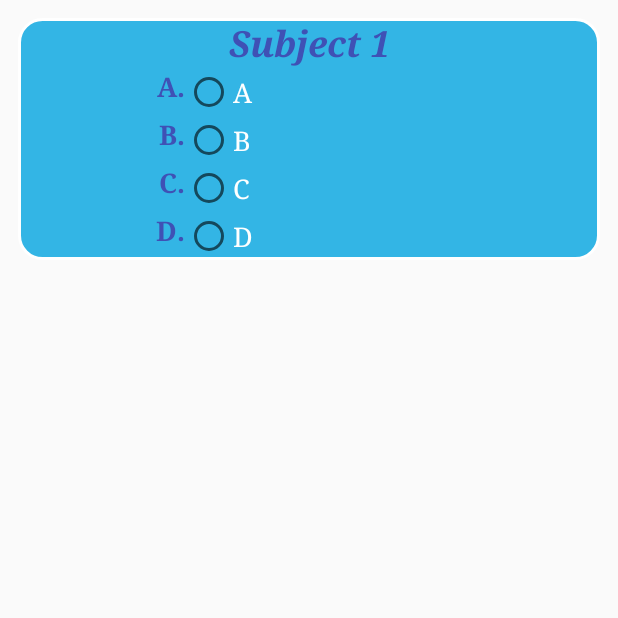
After one commit to themohit96/MyLibraryProject, an Android app: the SubListActivity screen opened directly, with no data from a screen before it, on a phone screen of 412 x 824 dp, the top half of it. The commit adds this screen. Run offline under Robolectric (Android 15) with nearby library versions, the phone set to English and light mode, and no system bars.

Commit message:
recyclerview icluded

```diff
--- a/app/build.gradle
+++ b/app/build.gradle
@@ -30,4 +30,5 @@ dependencies {
     testImplementation 'junit:junit:4.12'
     androidTestImplementation 'com.android.support.test:runner:1.0.2'
     androidTestImplementation 'com.android.support.test.espresso:espresso-core:3.0.2'
+    implementation 'com.android.support:recyclerview-v7:28.0.0'
 }
--- a/app/src/main/AndroidManifest.xml
+++ b/app/src/main/AndroidManifest.xml
@@ -9,7 +9,8 @@
         android:roundIcon="@mipmap/trolly"
         android:supportsRtl="true"
         android:theme="@style/AppTheme">
-        <activity android:name=".MainActivity"></activity>
+        <activity android:name=".SubListActivity"></activity>
+        <activity android:name=".MainActivity" />
         <activity
             android:name=".WelcomeActivity"
             android:label="@string/app_name"
--- /dev/null
+++ b/app/src/main/java/com/thegiant/mylibraryproject/Model/AdapterForTest.java
@@ -0,0 +1,96 @@
+package com.thegiant.mylibraryproject.Model;
+
+import android.support.annotation.NonNull;
+import android.support.v7.widget.RecyclerView;
+import android.util.Log;
+import android.view.LayoutInflater;
+import android.view.View;
+import android.view.ViewGroup;
+import android.widget.CheckBox;
+import android.widget.RadioButton;
+import android.widget.RadioGroup;
+import android.widget.TextView;
+import android.widget.Toast;
+
+import com.thegiant.mylibraryproject.R;
+
+import java.util.ArrayList;
+
+
+public class AdapterForTest extends RecyclerView.Adapter<AdapterForTest.ProgrammingViewHolder> {
+    ArrayList<String> arrayList,arrayList2,arrayList3,arrayList4,arrayList5;
+
+
+
+    public AdapterForTest(ArrayList<String> arrayList,ArrayList<String> arrayList2,ArrayList<String> arrayList3,ArrayList<String> arrayList4,ArrayList<String> arrayList5){
+        this.arrayList=arrayList;
+        this.arrayList2=arrayList2;
+        this.arrayList3=arrayList3;
+        this.arrayList4=arrayList4;
+        this.arrayList5=arrayList5;
+    }
+
+    @NonNull
+    @Override
+    public ProgrammingViewHolder onCreateViewHolder(@NonNull ViewGroup parent, int viewType) {
+        LayoutInflater inflater=LayoutInflater.from(parent.getContext());
+        View view=inflater.inflate(R.layout.new_test_format,parent,false);
+        return new ProgrammingViewHolder(view);
+    }
+
+    @Override
+    public void onBindViewHolder(@NonNull ProgrammingViewHolder holder, int position) {
+        String question,opt_a,opt_b,opt_c,opt_d;
+        question=arrayList.get(position);
+        opt_a=arrayList2.get(position);
+        opt_b=arrayList3.get(position);
+        opt_c=arrayList4.get(position);
+        opt_d=arrayList5.get(position);
+
+        holder.qName.setText(question);
+        holder.optionA.setText(opt_a);
+        holder.optionB.setText(opt_b);
+        holder.optionC.setText(opt_c);
+        holder.optionD.setText(opt_d);
+
+
+    }
+
+    @Override
+    public int getItemCount() {
+        return arrayList.size();
+    }
+
+    public class ProgrammingViewHolder extends RecyclerView.ViewHolder{
+        TextView qName;
+        RadioGroup group;
+        RadioButton radioButtonSelected;
+        int radiobuttonid;
+        RadioButton optionA,optionB,optionC,optionD;
+
+        public ProgrammingViewHolder(View itemView) {
+            super(itemView);
+            qName=itemView.findViewById(R.id.tvQuestion);
+            group=itemView.findViewById(R.id.optionGroup);
+            radiobuttonid=group.getCheckedRadioButtonId();
+            radioButtonSelected=itemView.findViewById(radiobuttonid);
+            optionA=itemView.findViewById(R.id.cbA);
+            optionB=itemView.findViewById(R.id.cbB);
+            optionC=itemView.findViewById(R.id.cbC);
+            optionD=itemView.findViewById(R.id.cbD);
+
+           // selectedOption=radioButtonSelected.getText().toString();
+
+           /*group.setOnCheckedChangeListener(new RadioGroup.OnCheckedChangeListener() {
+                @Override
+                public void onCheckedChanged(RadioGroup radioGroup, int i) {
+                    Log.d("Testing:---",selectedOption);
+                }
+            });*/
+
+
+        }
+    }
+
+
+}
--- /dev/null
+++ b/app/src/main/java/com/thegiant/mylibraryproject/SubListActivity.java
@@ -0,0 +1,48 @@
+package com.thegiant.mylibraryproject;
+
+import android.support.v7.app.AppCompatActivity;
+import android.os.Bundle;
+import android.support.v7.widget.LinearLayoutManager;
+import android.support.v7.widget.RecyclerView;
+import android.widget.ArrayAdapter;
+
+import com.thegiant.mylibraryproject.Model.AdapterForTest;
+
+import java.util.ArrayList;
+
+public class SubListActivity extends AppCompatActivity {
+
+    private RecyclerView recyclerView;
+    ArrayList<String> arrayList;
+    ArrayList<String> arrayList2;
+    ArrayList<String> arrayList3;
+    ArrayList<String> arrayList4;
+    ArrayList<String> arrayList5;
+
+
+    @Override
+    protected void onCreate(Bundle savedInstanceState) {
+        super.onCreate(savedInstanceState);
+        setContentView(R.layout.activity_sub_list);
+        arrayList=new ArrayList<>();
+        arrayList2=new ArrayList<>();
+        arrayList3=new ArrayList<>();
+        arrayList4=new ArrayList<>();
+        arrayList5=new ArrayList<>();
+        arrayList.add("Subject 1");
+        arrayList2.add("A");
+        arrayList3.add("B");
+        arrayList4.add("C");
+        arrayList5.add("D");
+
+
+        recyclerView=findViewById(R.id.rv_subjects);
+        recyclerView.setLayoutManager(new LinearLayoutManager(this));
+
+        AdapterForTest adapterForTest=new AdapterForTest(arrayList,arrayList2,arrayList3,arrayList4,arrayList5);
+
+        recyclerView.setAdapter(adapterForTest);
+
+
+    }
+}
--- a/app/src/main/java/com/thegiant/mylibraryproject/Tab1Data.java
+++ b/app/src/main/java/com/thegiant/mylibraryproject/Tab1Data.java
@@ -61,7 +61,7 @@ public class Tab1Data extends Fragment {
         forgetPassword.setOnClickListener(new View.OnClickListener() {
             @Override
             public void onClick(View v) {
-                Toast.makeText(getContext(),"You forget password!",Toast.LENGTH_LONG).show();
+                Toast.makeText(getContext(),"You forget password!", Toast.LENGTH_LONG).show();
 
             }
         });
--- a/app/src/main/java/com/thegiant/mylibraryproject/Tab2Data.java
+++ b/app/src/main/java/com/thegiant/mylibraryproject/Tab2Data.java
@@ -45,8 +45,8 @@ public class Tab2Data extends Fragment {
         signup.setOnClickListener(new View.OnClickListener() {
             @Override
             public void onClick(View v) {
-                FirebaseApp firebaseApp=FirebaseApp.getInstance();
-                 mAuth = FirebaseAuth.getInstance(firebaseApp);
+            //    FirebaseApp firebaseApp=FirebaseApp.initializeApp(getActivity());
+            //     mAuth = FirebaseAuth.getInstance();
                 String email=mail.getEditText().getText().toString();
                 String pas1=pass.getEditText().getText().toString();
                 String pas2=cPass.getEditText().getText().toString();
@@ -65,7 +65,7 @@ public class Tab2Data extends Fragment {
                     cPass.setErrorEnabled(false);
                     Toast.makeText(getContext(),"You are registered!",Toast.LENGTH_LONG).show();
 
-                  /*  mAuth.createUserWithEmailAndPassword(email, pas1)
+                   /* mAuth.createUserWithEmailAndPassword(email, pas1)
                             .addOnCompleteListener(Tab2Data.this.getActivity(), new OnCompleteListener<AuthResult>() {
                                 @Override
                                 public void onComplete(@NonNull Task<AuthResult> task) {
--- /dev/null
+++ b/app/src/main/res/layout/activity_sub_list.xml
@@ -0,0 +1,21 @@
+<?xml version="1.0" encoding="utf-8"?>
+<android.support.constraint.ConstraintLayout xmlns:android="http://schemas.android.com/apk/res/android"
+    xmlns:app="http://schemas.android.com/apk/res-auto"
+    xmlns:tools="http://schemas.android.com/tools"
+    android:layout_width="match_parent"
+    android:layout_height="match_parent"
+    tools:context=".SubListActivity">
+
+    <android.support.v7.widget.RecyclerView
+        android:id="@+id/rv_subjects"
+        android:layout_width="0dp"
+        android:layout_height="0dp"
+        android:layout_marginStart="8dp"
+        android:layout_marginTop="8dp"
+        android:layout_marginEnd="8dp"
+        android:layout_marginBottom="8dp"
+        app:layout_constraintBottom_toBottomOf="parent"
+        app:layout_constraintEnd_toEndOf="parent"
+        app:layout_constraintStart_toStartOf="parent"
+        app:layout_constraintTop_toTopOf="parent" />
+</android.support.constraint.ConstraintLayout>
--- /dev/null
+++ b/app/src/main/res/layout/new_test_format.xml
@@ -0,0 +1,140 @@
+<?xml version="1.0" encoding="utf-8"?>
+<LinearLayout xmlns:android="http://schemas.android.com/apk/res/android"
+    xmlns:app="http://schemas.android.com/apk/res-auto"
+    android:layout_width="match_parent"
+    android:layout_height="wrap_content"
+    android:layout_margin="4dp"
+    android:background="@drawable/mybutton"
+    android:orientation="vertical">
+
+    <TextView
+        android:id="@+id/tvQuestion"
+        android:layout_width="match_parent"
+        android:layout_height="wrap_content"
+        android:text="Your question is here!"
+        android:textAlignment="center"
+        android:textColor="@color/colorPrimaryDark"
+        android:textSize="24sp"
+        android:textStyle="bold|italic"
+        app:fontFamily="serif" />
+
+    <LinearLayout
+        android:layout_width="match_parent"
+        android:layout_height="match_parent"
+        android:orientation="horizontal">
+
+        <LinearLayout
+            android:layout_width="match_parent"
+            android:layout_height="match_parent"
+            android:layout_weight="2.5"
+            android:orientation="vertical">
+
+            <TextView
+                android:id="@+id/textView13"
+                android:layout_width="match_parent"
+                android:layout_height="wrap_content"
+                android:layout_weight="1"
+                android:gravity="end"
+                android:text="A."
+                android:textAlignment="textEnd"
+                android:textColor="@color/colorPrimaryDark"
+                android:textSize="18sp"
+                android:textStyle="bold"
+                app:fontFamily="serif" />
+
+            <TextView
+                android:id="@+id/textView12"
+                android:layout_width="match_parent"
+                android:layout_height="wrap_content"
+                android:layout_weight="1"
+                android:gravity="end"
+                android:text="B."
+                android:textAlignment="textEnd"
+                android:textColor="@color/colorPrimaryDark"
+                android:textSize="18sp"
+                android:textStyle="bold"
+                app:fontFamily="serif" />
+
+            <TextView
+                android:id="@+id/textView6"
+                android:layout_width="match_parent"
+                android:layout_height="wrap_content"
+                android:layout_weight="1"
+                android:gravity="end"
+                android:text="C."
+                android:textAlignment="textEnd"
+                android:textColor="@color/colorPrimaryDark"
+                android:textSize="18sp"
+                android:textStyle="bold"
+                app:fontFamily="serif" />
+
+            <TextView
+                android:id="@+id/textView5"
+                android:layout_width="match_parent"
+                android:layout_height="wrap_content"
+                android:layout_weight="1"
+                android:gravity="end"
+                android:text="D."
+                android:textAlignment="textEnd"
+                android:textColor="@color/colorPrimaryDark"
+                android:textSize="18sp"
+                android:textStyle="bold"
+                app:fontFamily="serif" />
+        </LinearLayout>
+
+        <LinearLayout
+            android:layout_width="match_parent"
+            android:layout_height="match_parent"
+            android:layout_weight="1.0"
+            android:orientation="vertical">
+
+            <RadioGroup
+                android:id="@+id/optionGroup"
+                android:layout_width="match_parent"
+                android:layout_height="match_parent"
+                android:layout_weight="1">
+
+                <RadioButton
+                    android:id="@+id/cbA"
+                    android:layout_width="match_parent"
+                    android:layout_height="wrap_content"
+                    android:layout_weight="1"
+                    android:text="Option A"
+                    android:textColor="@color/colorAccent"
+                    android:textSize="18sp"
+                    android:typeface="serif" />
+
+                <RadioButton
+                    android:id="@+id/cbB"
+                    android:layout_width="match_parent"
+                    android:layout_height="wrap_content"
+                    android:layout_weight="1"
+                    android:text="Option B"
+                    android:textColor="@color/colorAccent"
+                    android:textSize="18sp"
+                    android:typeface="serif" />
+
+                <RadioButton
+                    android:id="@+id/cbC"
+                    android:layout_width="match_parent"
+                    android:layout_height="wrap_content"
+                    android:layout_weight="1"
+                    android:text="Option C"
+                    android:textColor="@color/colorAccent"
+                    android:textSize="18sp"
+                    android:typeface="serif" />
+
+                <RadioButton
+                    android:id="@+id/cbD"
+                    android:layout_width="match_parent"
+                    android:layout_height="wrap_content"
+                    android:layout_weight="1"
+                    android:text="Option D"
+                    android:textColor="@color/colorAccent"
+                    android:textSize="18sp"
+                    android:typeface="serif" />
+            </RadioGroup>
+
+        </LinearLayout>
+    </LinearLayout>
+</LinearLayout>
```
Also changed, not shown: app/src/main/java/com/thegiant/mylibraryproject/Model/ProgrammingAdapter.java (added, +64 -0 lines), app/src/main/java/com/thegiant/mylibraryproject/Model/RecyclerItemClickListener.java (added, +52 -0 lines), app/src/main/java/com/thegiant/mylibraryproject/SemChoiceActivity.java (+58 -0 lines), app/src/main/res/layout/activity_sem_choice.xml (+13 -3 lines), app/src/main/res/layout/list_item.xml (added, +51 -0 lines), app/src/main/res/layout/spinner_item.xml (added, +19 -0 lines), app/src/main/res/layout/test_format.xml (added, +117 -0 lines).
